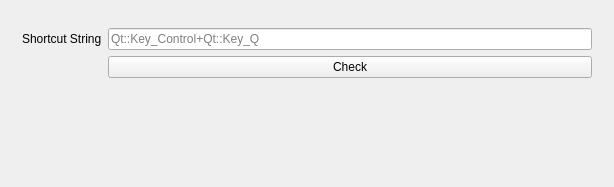
NucleaPeon/qt5menugen, file example/ShortcutTester/mainwindow.ui: the form before one commit.
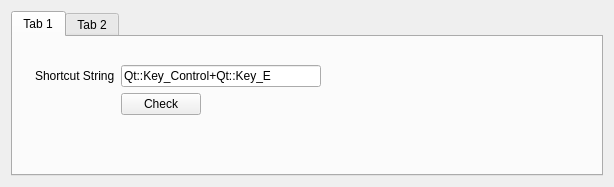
The form after the commit.

The edit to the form file:
```diff
--- a/example/ShortcutTester/mainwindow.ui
+++ b/example/ShortcutTester/mainwindow.ui
@@ -19,10 +19,21 @@
   <widget class="QWidget" name="centralWidget">
    <layout class="QVBoxLayout" name="verticalLayout_2">
     <item>
-     <layout class="QVBoxLayout" name="verticalLayout">
+     <widget class="QTabWidget" name="tabWidget">
+      <property name="currentIndex">
+       <number>0</number>
+      </property>
+      <widget class="QWidget" name="tab_3">
+       <attribute name="title">
+        <string>Tab 1</string>
+       </attribute>
+       <layout class="QVBoxLayout" name="verticalLayout_3">
       <item>
        <widget class="QWidget" name="widget" native="true">
         <layout class="QFormLayout" name="formLayout_2">
+           <property name="fieldGrowthPolicy">
+            <enum>QFormLayout::FieldsStayAtSizeHint</enum>
+           </property>
          <item row="0" column="0">
           <layout class="QFormLayout" name="formLayout"/>
          </item>
@@ -47,6 +58,9 @@
              <height>0</height>
             </size>
            </property>
+             <property name="text">
+              <string>Qt::Key_Control+Qt::Key_E</string>
+             </property>
            <property name="placeholderText">
             <string>Qt::Key_Control+Qt::Key_Q</string>
            </property>
@@ -63,6 +77,13 @@
        </widget>
       </item>
      </layout>
+      </widget>
+      <widget class="QWidget" name="tab_4">
+       <attribute name="title">
+        <string>Tab 2</string>
+       </attribute>
+      </widget>
+     </widget>
     </item>
    </layout>
   </widget>
```
Lines whose indentation alone changed are shown as unchanged.
